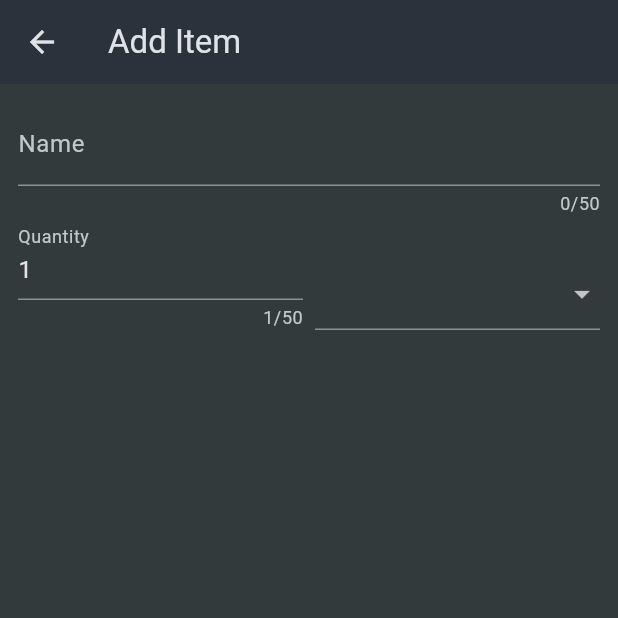
After one commit to ebrahimmorkas/flutter_shopping_app, a Flutter app: the screen it shows after launch, after a tap on the "add" icon, on a phone screen of 412 x 824 dp, the top half of it. The commit adds this screen. Run offline on Flutter 3.47's test engine with Material 3 defaults, Android fonts, the phone set to English and light mode, and no system bars.

Commit message:
The form has been created to add the new item

```diff
--- a/lib/main.dart
+++ b/lib/main.dart
@@ -15,7 +15,6 @@ class MyApp extends StatelessWidget {
       debugShowCheckedModeBanner: false,
       title: 'Flutter Groceries',
       theme: ThemeData.dark().copyWith(
-        useMaterial3: true,
         colorScheme: ColorScheme.fromSeed(
           seedColor: const Color.fromARGB(255, 147, 229, 250),
           brightness: Brightness.dark,
--- a/lib/screens/home_screen.dart
+++ b/lib/screens/home_screen.dart
@@ -1,4 +1,5 @@
 import 'package:flutter/material.dart';
+import 'package:shopping_app/screens/new_item_screen.dart';
 import 'package:shopping_app/widgets/list_tile.dart';
 import 'package:shopping_app/data/dummy_data.dart';
 
@@ -10,6 +11,19 @@ class HomeScreen extends StatelessWidget {
     return Scaffold(
       appBar: AppBar(
         title: Text("Your Groceries"),
+        actions: [
+          IconButton(
+            onPressed: () {
+              Navigator.push(
+                context,
+                MaterialPageRoute(
+                  builder: (context) => NewItemScreen(),
+                ),
+              );
+            },
+            icon: Icon(Icons.add),
+          ),
+        ],
       ),
       body: ListView.builder(
         itemBuilder: (context, index) {
--- /dev/null
+++ b/lib/screens/new_item_screen.dart
@@ -0,0 +1,79 @@
+import 'package:flutter/material.dart';
+import 'package:shopping_app/data/categories.dart';
+
+class NewItemScreen extends StatefulWidget {
+  const NewItemScreen({super.key});
+
+  @override
+  State<NewItemScreen> createState() => _NewItemScreenState();
+}
+
+class _NewItemScreenState extends State<NewItemScreen> {
+  @override
+  Widget build(BuildContext context) {
+    return Scaffold(
+      appBar: AppBar(
+        title: Text("Add Item"),
+      ),
+      body: Padding(
+        padding: const EdgeInsets.all(12.0),
+        child: Form(
+          child: Column(
+            children: [
+              TextFormField(
+                maxLength: 50,
+                decoration: InputDecoration(
+                  label: Text("Name"),
+                ),
+                validator: (value) {
+                  return "Demo";
+                },
+              ),
+              Row(
+                crossAxisAlignment: CrossAxisAlignment.end,
+                children: [
+                  Expanded(
+                    child: TextFormField(
+                      maxLength: 50,
+                      decoration: InputDecoration(
+                        label: Text("Quantity"),
+                      ),
+                      initialValue: '1',
+                    ),
+                  ),
+                  SizedBox(
+                    width: 8,
+                  ),
+                  Expanded(
+                    child: DropdownButtonFormField(
+                      items: [
+                        for (final category in categories.entries)
+                          DropdownMenuItem(
+                            value: category.value,
+                            child: Row(
+                              children: [
+                                Container(
+                                  width: 16,
+                                  height: 16,
+                                  color: category.value.color,
+                                ),
+                                SizedBox(
+                                  width: 6,
+                                ),
+                                Text(category.value.title),
+                              ],
+                            ),
+                          )
+                      ],
+                      onChanged: (value) {},
+                    ),
+                  ),
+                ],
+              ),
+            ],
+          ),
+        ),
+      ),
+    );
+  }
+}
```
